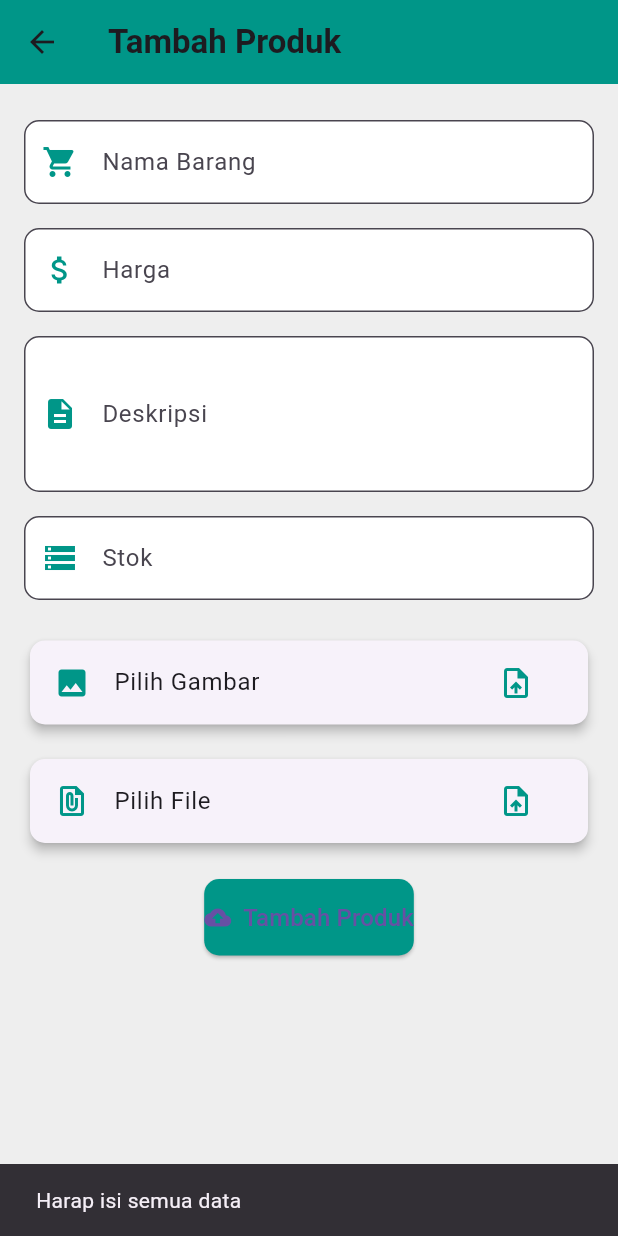
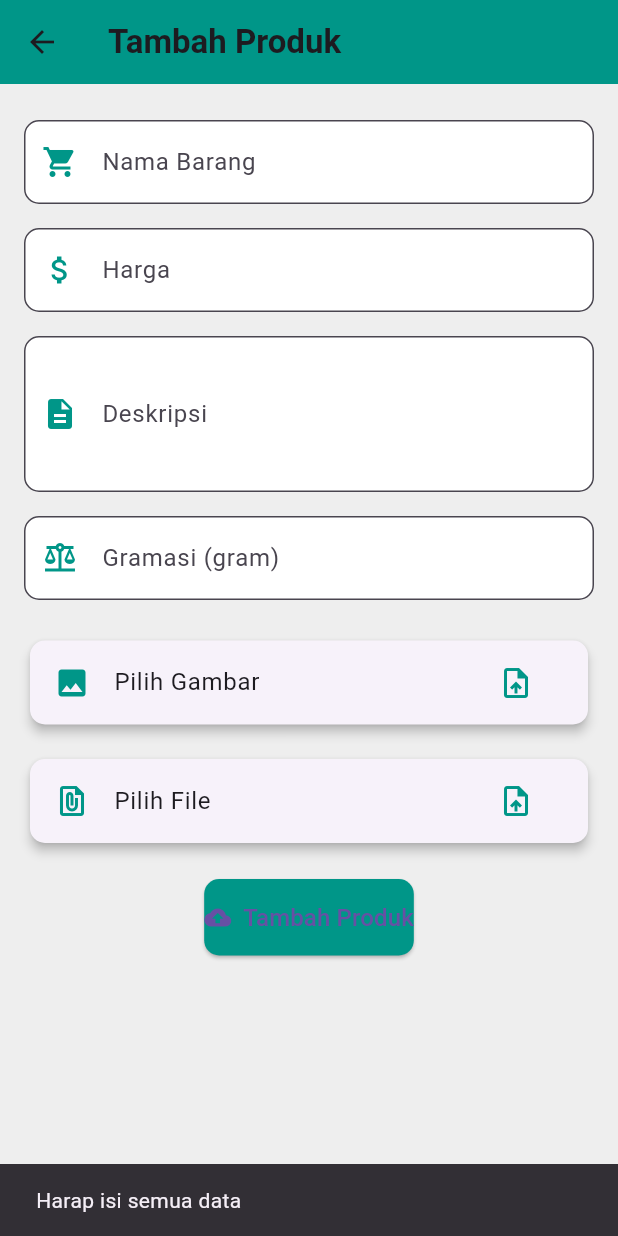
Before and after one commit to Tans-Christian/project_uas_Mobile2, a Flutter app: the UploadProductPage screen opened directly, after a tap on "Tambah Produk", on a phone screen of 412 x 824 dp. Run offline on Flutter 3.47's test engine with Material 3 defaults, Android fonts, the phone set to English and light mode, and no system bars; our stand-ins replace carousel_slider, file_picker, image_picker, supabase_flutter; accounts and stored records are empty; network calls fail.

Commit message:
update_V2

```diff
--- a/lib/UploadProductPage.dart
+++ b/lib/UploadProductPage.dart
@@ -16,7 +16,7 @@ class _UploadProductPageState extends State<UploadProductPage> {
   final TextEditingController _namaController = TextEditingController();
   final TextEditingController _hargaController = TextEditingController();
   final TextEditingController _deskripsiController = TextEditingController();
-  final TextEditingController _stokController = TextEditingController();
+  final TextEditingController _gramasiController = TextEditingController();
 
   Uint8List? _imageBytes;
   String? _gambarUrl;
@@ -46,7 +46,7 @@ class _UploadProductPageState extends State<UploadProductPage> {
 
     try {
       const bucketName = 'product-images';
-      final filePath = 'uploads/$_imageFileName'; // Path untuk Supabase
+      final filePath = 'uploads/$_imageFileName';
 
       await supabase.storage.from(bucketName).uploadBinary(
             filePath,
@@ -89,7 +89,7 @@ class _UploadProductPageState extends State<UploadProductPage> {
 
     try {
       const bucketName = 'file-user';
-      final filePath = 'uploads/$_fileUploadedName'; // Path penyimpanan
+      final filePath = 'uploads/$_fileUploadedName';
 
       await supabase.storage.from(bucketName).uploadBinary(
             filePath,
@@ -117,17 +117,17 @@ class _UploadProductPageState extends State<UploadProductPage> {
   Future<void> _uploadProduct() async {
     if (_namaController.text.isEmpty ||
         _deskripsiController.text.isEmpty ||
-        _stokController.text.isEmpty) {
+        _gramasiController.text.isEmpty) {
       ScaffoldMessenger.of(context).showSnackBar(
         SnackBar(content: Text("Harap isi semua data")),
       );
       return;
     }
 
-    final int? stokValue = int.tryParse(_stokController.text);
-    if (stokValue == null || stokValue < 0) {
+    final int? gramasiValue = int.tryParse(_gramasiController.text);
+    if (gramasiValue == null || gramasiValue <= 0) {
       ScaffoldMessenger.of(context).showSnackBar(
-        SnackBar(content: Text("Stok harus berupa angka positif")),
+        SnackBar(content: Text("Gramasi harus berupa angka positif")),
       );
       return;
     }
@@ -140,7 +140,7 @@ class _UploadProductPageState extends State<UploadProductPage> {
         'nama_barang': _namaController.text,
         'harga': _hargaController.text.isNotEmpty ? _hargaController.text : "Gratis",
         'deskripsi': _deskripsiController.text,
-        'stok': stokValue,
+        'gramasi': gramasiValue,
         'gambar_url': _gambarUrl,
         'file_url': _fileUrl,
       });
@@ -171,7 +171,7 @@ class _UploadProductPageState extends State<UploadProductPage> {
             _buildTextField(_namaController, "Nama Barang", Icons.shopping_cart),
             _buildTextField(_hargaController, "Harga", Icons.attach_money),
             _buildTextField(_deskripsiController, "Deskripsi", Icons.description, maxLines: 3),
-            _buildTextField(_stokController, "Stok", Icons.storage, keyboardType: TextInputType.number),
+            _buildTextField(_gramasiController, "Gramasi (gram)", Icons.balance, keyboardType: TextInputType.number),
 
             SizedBox(height: 15),
 
--- a/lib/edit_product.dart
+++ b/lib/edit_product.dart
@@ -18,7 +18,7 @@ class _EditProductPageState extends State<EditProductPage> {
   final TextEditingController _namaController = TextEditingController();
   final TextEditingController _hargaController = TextEditingController();
   final TextEditingController _deskripsiController = TextEditingController();
-  final TextEditingController _stokController = TextEditingController();
+  final TextEditingController _gramasiController = TextEditingController();
 
   Uint8List? _newImageBytes;
   String? _newImageName;
@@ -36,7 +36,7 @@ class _EditProductPageState extends State<EditProductPage> {
     _namaController.text = widget.productData['nama_barang'] ?? '';
     _hargaController.text = widget.productData['harga'] ?? '';
     _deskripsiController.text = widget.productData['deskripsi'] ?? '';
-    _stokController.text = widget.productData['stok']?.toString() ?? '0';
+    _gramasiController.text = widget.productData['gramasi']?.toString() ?? '0';
     _imageUrl = widget.productData['gambar_url'];
     _fileUrl = widget.productData['file_url'];
     _isFree = widget.productData['harga'] == "Gratis";
@@ -50,7 +50,7 @@ class _EditProductPageState extends State<EditProductPage> {
       final bytes = await pickedFile.readAsBytes();
       setState(() {
         _newImageBytes = bytes;
-        _newImageName = 'product_${DateTime.now().millisecondsSinceEpoch}.jpg';
+        _newImageName = 'uploads/product_${DateTime.now().millisecondsSinceEpoch}.jpg';
       });
     }
   }
@@ -61,7 +61,7 @@ class _EditProductPageState extends State<EditProductPage> {
     if (result != null) {
       setState(() {
         _newFileBytes = result.files.single.bytes;
-        _newFileName = 'file_${DateTime.now().millisecondsSinceEpoch}.${result.files.single.extension}';
+        _newFileName = 'uploads/file_${DateTime.now().millisecondsSinceEpoch}.${result.files.single.extension}';
       });
     }
   }
@@ -111,9 +111,9 @@ class _EditProductPageState extends State<EditProductPage> {
     try {
       await supabase.from('barang').update({
         'nama_barang': _namaController.text,
-        'harga': _isFree ? "Gratis" : _hargaController.text,
+        'harga': _isFree ? "Gratis" : (_hargaController.text.isNotEmpty ? _hargaController.text : "Gratis"),
         'deskripsi': _deskripsiController.text,
-        'stok': int.tryParse(_stokController.text) ?? 0,
+        'gramasi': int.tryParse(_gramasiController.text) ?? 0,
         'gambar_url': newImageUrl,
         'file_url': newFileUrl,
       }).match({'id': widget.productData['id']});
@@ -150,7 +150,6 @@ class _EditProductPageState extends State<EditProductPage> {
                     ),
                     SizedBox(height: 10),
 
-                    // Segmented Button untuk Harga
                     Row(
                       mainAxisAlignment: MainAxisAlignment.center,
                       children: [
@@ -175,20 +174,27 @@ class _EditProductPageState extends State<EditProductPage> {
                         ),
                       ],
                     ),
+
                     if (!_isFree)
                       TextField(
                         controller: _hargaController,
                         decoration: InputDecoration(labelText: "Harga"),
                         keyboardType: TextInputType.number,
                       ),
+
                     SizedBox(height: 10),
 
                     TextField(controller: _deskripsiController, decoration: InputDecoration(labelText: "Deskripsi")),
-                    TextField(controller: _stokController, decoration: InputDecoration(labelText: "Stok"), keyboardType: TextInputType.number),
+
+                    // Mengubah Stok menjadi Gramasi
+                    TextField(
+                      controller: _gramasiController,
+                      decoration: InputDecoration(labelText: "Gramasi"),
+                      keyboardType: TextInputType.number,
+                    ),
 
                     SizedBox(height: 20),
 
-                    // Gambar
                     ElevatedButton.icon(
                       onPressed: _pickImage,
                       icon: Icon(Icons.image),
@@ -199,7 +205,6 @@ class _EditProductPageState extends State<EditProductPage> {
 
                     SizedBox(height: 10),
 
-                    // File
                     ElevatedButton.icon(
                       onPressed: _pickFile,
                       icon: Icon(Icons.file_upload),
--- a/lib/product_page.dart
+++ b/lib/product_page.dart
@@ -82,8 +82,7 @@ class _ProductPageState extends State<ProductPage> {
               ),
             ],
           ),
-        ) ??
-        false;
+        ) ?? false;
   }
 
   @override
@@ -155,6 +154,16 @@ class _ProductPageState extends State<ProductPage> {
               style: TextStyle(fontSize: 16),
             ),
             SizedBox(height: 16),
+            Text(
+              "Gramasi:",
+              style: TextStyle(fontSize: 18, fontWeight: FontWeight.bold),
+            ),
+            SizedBox(height: 8),
+            Text(
+              "${widget.barang['gramasi'] ?? 'Tidak ada informasi'} gram",
+              style: TextStyle(fontSize: 16),
+            ),
+            SizedBox(height: 16),
             if (widget.barang['file_url'] != null && widget.barang['file_url'].isNotEmpty)
               ElevatedButton.icon(
                 onPressed: () async {
```
Also changed, not shown: 2 other files.
